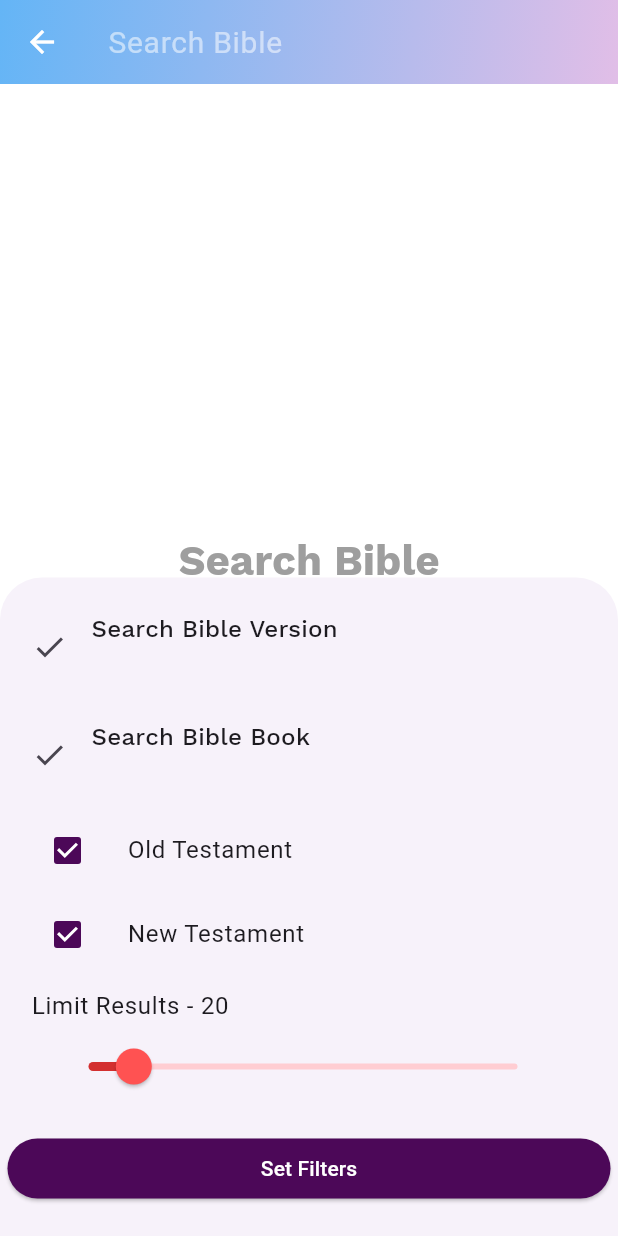
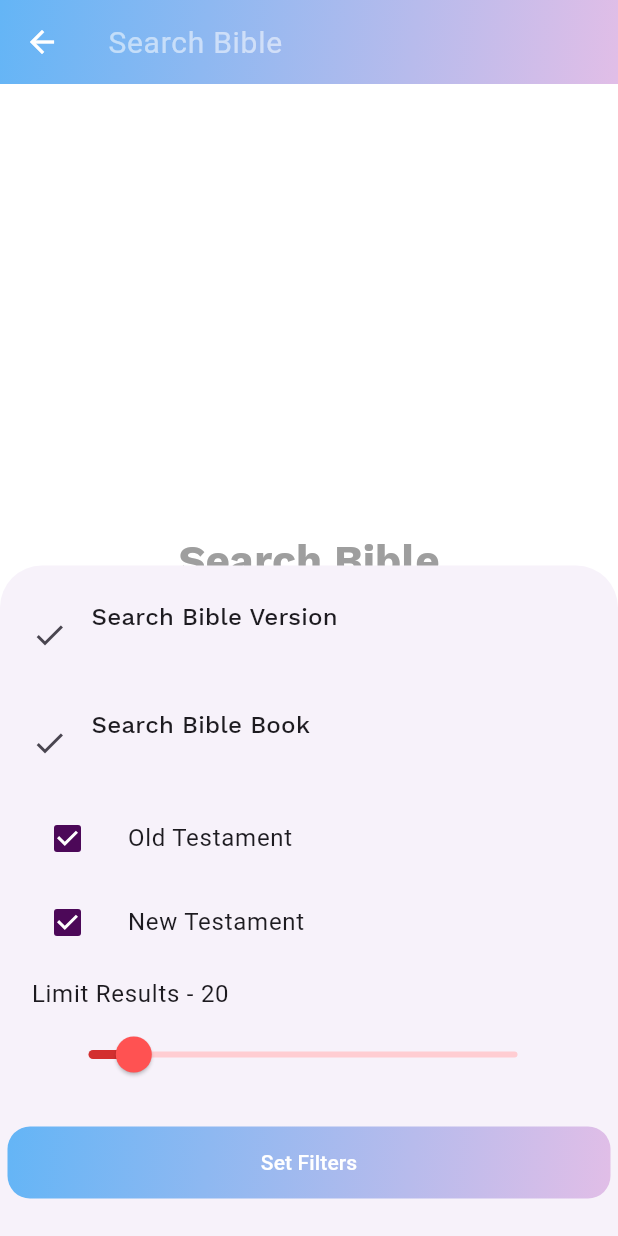
Before and after one commit to getch04/pastorApp, a Flutter app: the BibleSearchScreen screen opened by its route, after a tap on the "filter list" icon, on a phone screen of 412 x 824 dp. Run offline on Flutter 3.47's test engine with Material 3 defaults, Android fonts, the phone set to English and light mode, and no system bars; drawn by our look-alikes of pull_to_refresh; our stand-ins replace better_player_plus, cached_network_image, carousel_slider, dio, email_validator, file_picker and 23 more; missing offline and left inert: clipboard, flutter_absolute_path, flutter_material_color_picker, flutter_quill, flutter_web_browser, highlight_text and 4 more; accounts and stored records are empty; network calls fail.

Commit message:
fix: clean up code

```diff
--- a/lib/screens/BibleSearchScreen.dart
+++ b/lib/screens/BibleSearchScreen.dart
@@ -1,3 +1,4 @@
+import 'package:churchapp_flutter/utils/custom_button.dart';
 import 'package:flutter/cupertino.dart';
 import 'package:flutter/material.dart';
 import 'package:provider/provider.dart';
@@ -355,17 +356,8 @@ class BibleSearchScreenRouteState extends State<BibleSearchScreen> {
             Container(
               height: 12,
             ),
-            Container(
-              width: double.infinity,
-              height: 40,
-              child: ElevatedButton(
-                child:
-                    Text(t.setfilters, style: TextStyle(color: Colors.white)),
-                style: TextButton.styleFrom(
-                  backgroundColor: MyColors.primary,
-                  shape: RoundedRectangleBorder(
-                      borderRadius: BorderRadius.circular(20)),
-                ),
+            CustomButton(
+                title: t.setfilters,
                 onPressed: () {
                   Navigator.of(context).pop();
                   if (query != "") {
@@ -374,9 +366,7 @@ class BibleSearchScreenRouteState extends State<BibleSearchScreen> {
                           oldTestament, newTestament, limit);
                     });
                   }
-                },
-              ),
-            ),
+                }),
             Container(
               height: 15,
             ),
```
